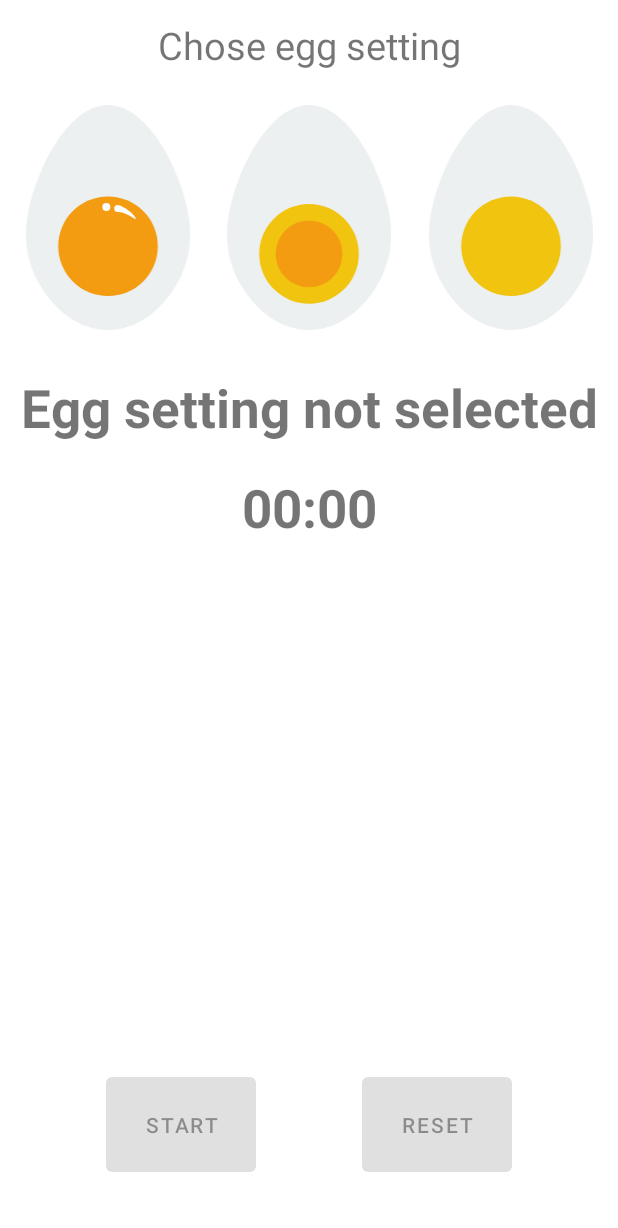
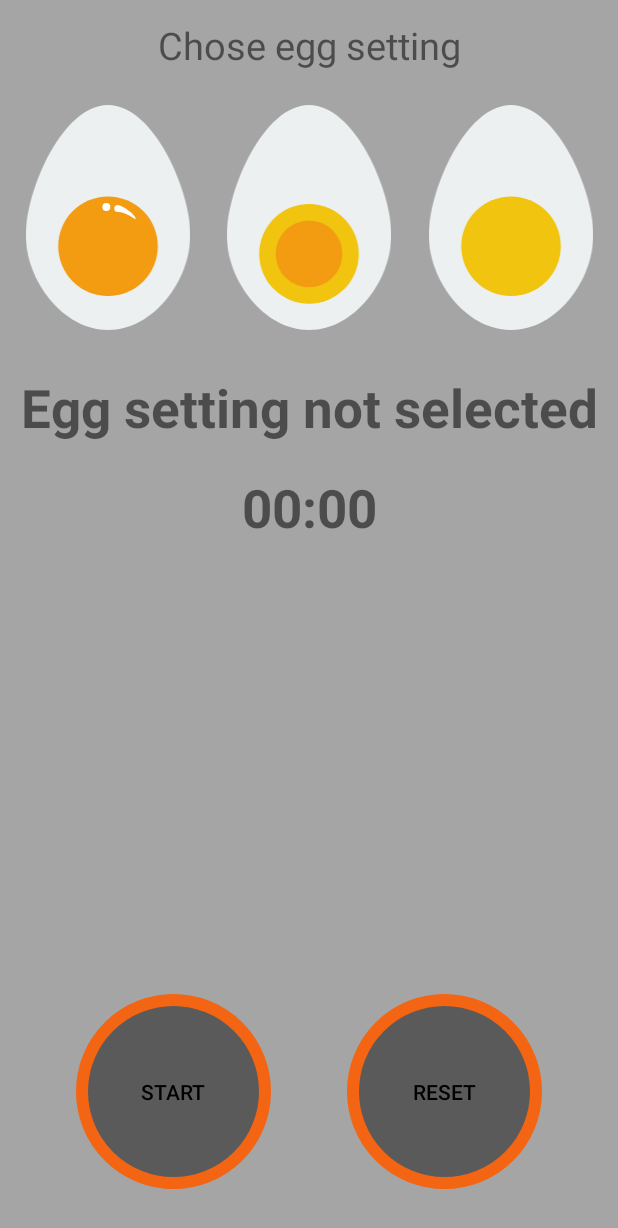
Before and after one commit to mart610k/EggWatch, an Android app: the screen it shows after launch (MainActivity), on a phone screen of 412 x 824 dp. Shown: the top 1228 px of the screen. Run offline under Robolectric (Android 15) with nearby library versions, the phone set to English and light mode, and no system bars.

Commit message:
XML changes and some graphics

```diff
--- /dev/null
+++ b/app/src/main/res/drawable/roundbottondisabled.xml
@@ -0,0 +1,10 @@
+<?xml version="1.0" encoding="utf-8"?>
+    <shape xmlns:android="http://schemas.android.com/apk/res/android"
+        android:shape="oval">
+        <stroke
+
+            android:color="#f36512"
+            android:width="8dip"/>
+        <solid android:color="#5a5a5a"/>
+        <size android:width="65dp" android:height="65dp"/>
+    </shape>
--- /dev/null
+++ b/app/src/main/res/drawable/roundbutton.xml
@@ -0,0 +1,9 @@
+<?xml version="1.0" encoding="utf-8"?>
+    <shape xmlns:android="http://schemas.android.com/apk/res/android"
+        android:shape="oval">
+        <stroke
+            android:color="#f39c12"
+            android:width="8dip"/>
+        <solid android:color="#CCCCCC"/>
+        <size android:width="65dp" android:height="65dp"/>
+    </shape>
--- a/app/src/main/res/layout/fragment_first.xml
+++ b/app/src/main/res/layout/fragment_first.xml
@@ -1,10 +1,14 @@
 <?xml version="1.0" encoding="utf-8"?>
+
 <androidx.constraintlayout.widget.ConstraintLayout xmlns:android="http://schemas.android.com/apk/res/android"
     xmlns:app="http://schemas.android.com/apk/res-auto"
     xmlns:tools="http://schemas.android.com/tools"
     android:layout_width="match_parent"
     android:layout_height="match_parent"
-    tools:context="dk.mart610k.eggwatch.FirstFragment">
+    tools:context="dk.mart610k.eggwatch.FirstFragment"
+
+    android:background="#A5A5A5"
+    >
 
 
     <androidx.constraintlayout.widget.ConstraintLayout
@@ -125,39 +129,34 @@
 
     </androidx.constraintlayout.widget.ConstraintLayout>
 
-    <Button
+
+    <androidx.appcompat.widget.AppCompatButton
         android:id="@+id/start_stop_button"
         android:text="@string/timer_start_text"
-        android:width="5dp"
-        android:height="5dp"
-        android:layout_width="100dp"
-        android:layout_height="75dp"
+        android:layout_width="130dp"
+        android:layout_height="130dp"
         android:enabled="false"
+        android:textColor="@color/black"
         android:onClick="start_stopTimerButton"
+        app:layout_constraintBottom_toBottomOf="parent"
+        app:layout_constraintVertical_bias="0.90"
+        app:layout_constraintStart_toStartOf="parent"
+        app:layout_constraintTop_toBottomOf="@+id/timer_text"
+        app:layout_constraintEnd_toStartOf="@id/reset_button"
+        android:background="@drawable/roundbottondisabled"
+        />
+
+    <androidx.appcompat.widget.AppCompatButton
+        android:id="@+id/reset_button"
+        android:text="@string/reset_button"
+        android:layout_width="130dp"
+        android:layout_height="130dp"
+        android:enabled="false"
+        android:background="@drawable/roundbottondisabled"
+        android:textColor="@color/black"
         app:layout_constraintBottom_toBottomOf="parent"
         app:layout_constraintEnd_toEndOf="parent"
         app:layout_constraintVertical_bias="0.90"
-        app:layout_constraintVertical_weight="0.50"
-        app:layout_constraintStart_toStartOf="parent"
-        app:layout_constraintTop_toBottomOf="@+id/timer_text"
-        app:layout_constraintEnd_toStartOf="@id/reset_button"
-
-
-
-        />
-
-    <Button
-        android:id="@+id/reset_button"
-        android:text="@string/reset_button"
-        android:width="5dp"
-        android:height="5dp"
-        android:layout_width="100dp"
-        android:layout_height="75dp"
-        android:enabled="false"
-        app:layout_constraintBottom_toBottomOf="parent"
-        app:layout_constraintEnd_toEndOf="parent"
-        app:layout_constraintVertical_bias="0.90"
-        app:layout_constraintVertical_weight="0.50"
         app:layout_constraintStart_toEndOf="@id/start_stop_button"
         android:onClick="resetButton"
         app:layout_constraintTop_toBottomOf="@+id/timer_text"
--- a/app/src/main/res/values/strings.xml
+++ b/app/src/main/res/values/strings.xml
@@ -27,4 +27,5 @@
     <string name="timer_pause_text">Pause</string>
     <string name="timer_resume_text">Resume</string>
     <string name="reset_button">Reset</string>
+    <string name="egg_watch_time_format">%02d:%02d</string>
 </resources>
```
